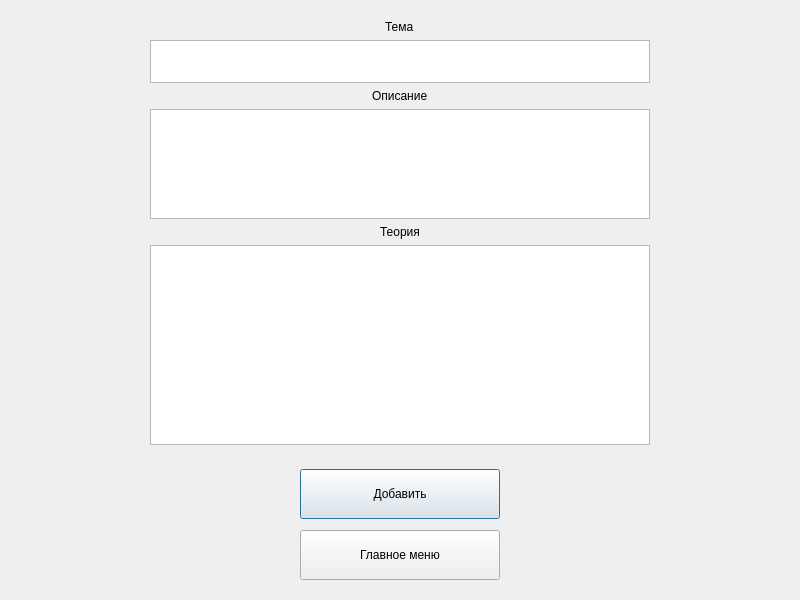
The window that addtopicwindow.ui (icspero/3-semester-CourseWork_Client) describes before a commit, drawn with Qt 5.
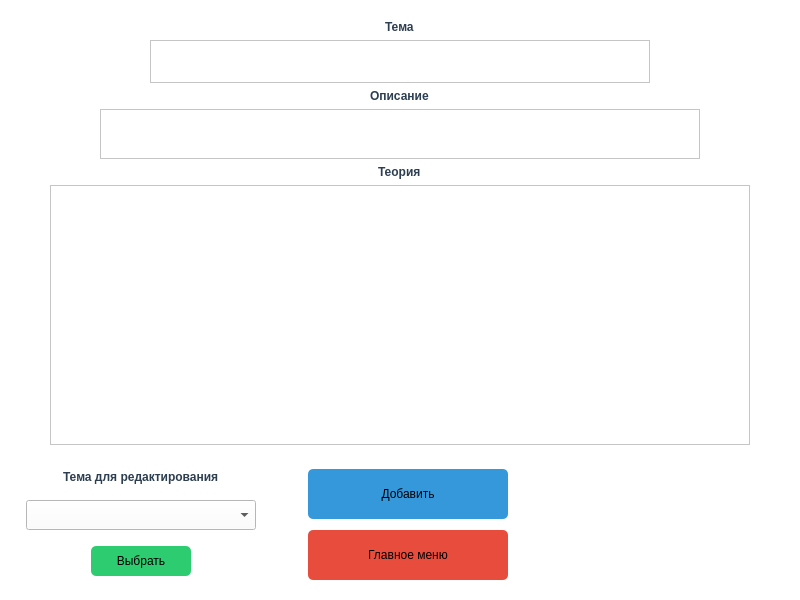
The same window after the commit.

The edit to the form file:
```diff
--- a/addtopicwindow.ui
+++ b/addtopicwindow.ui
@@ -13,6 +13,9 @@
   <property name="windowTitle">
    <string>Добавление темы</string>
   </property>
+  <property name="styleSheet">
+   <string notr="true">background-color: #ffffff;</string>
+  </property>
   <layout class="QVBoxLayout" name="verticalLayout">
    <item alignment="Qt::AlignHCenter|Qt::AlignVCenter">
     <widget class="QWidget" name="widget" native="true">
@@ -25,12 +28,16 @@
      <layout class="QVBoxLayout" name="verticalLayout_2">
       <item alignment="Qt::AlignHCenter">
        <widget class="QLabel" name="label">
+        <property name="styleSheet">
+         <string notr="true">color: #2c3e50;
+font-weight: bold;</string>
+        </property>
         <property name="text">
          <string>Тема</string>
         </property>
        </widget>
       </item>
-      <item>
+      <item alignment="Qt::AlignHCenter|Qt::AlignVCenter">
        <widget class="QTextEdit" name="textEdit">
         <property name="sizePolicy">
          <sizepolicy hsizetype="Fixed" vsizetype="Fixed">
@@ -44,16 +51,23 @@
           <height>25</height>
          </size>
         </property>
+        <property name="styleSheet">
+         <string notr="true">color: #000000;background-color: #ffffff;</string>
+        </property>
        </widget>
       </item>
       <item alignment="Qt::AlignHCenter">
        <widget class="QLabel" name="label_2">
+        <property name="styleSheet">
+         <string notr="true">color: #2c3e50;
+font-weight: bold;</string>
+        </property>
         <property name="text">
          <string>Описание</string>
         </property>
        </widget>
       </item>
-      <item>
+      <item alignment="Qt::AlignHCenter|Qt::AlignVCenter">
        <widget class="QTextEdit" name="descEdit">
         <property name="sizePolicy">
          <sizepolicy hsizetype="Fixed" vsizetype="Fixed">
@@ -63,20 +77,27 @@
         </property>
         <property name="minimumSize">
          <size>
-          <width>500</width>
-          <height>110</height>
+          <width>600</width>
+          <height>50</height>
          </size>
         </property>
+        <property name="styleSheet">
+         <string notr="true">color: #000000;background-color: #ffffff;</string>
+        </property>
        </widget>
       </item>
       <item alignment="Qt::AlignHCenter">
        <widget class="QLabel" name="label_3">
+        <property name="styleSheet">
+         <string notr="true">color: #2c3e50;
+font-weight: bold;</string>
+        </property>
         <property name="text">
          <string>Теория</string>
         </property>
        </widget>
       </item>
-      <item>
+      <item alignment="Qt::AlignHCenter|Qt::AlignVCenter">
        <widget class="QTextEdit" name="theoryEdit">
         <property name="sizePolicy">
          <sizepolicy hsizetype="Fixed" vsizetype="Fixed">
@@ -86,19 +107,103 @@
         </property>
         <property name="minimumSize">
          <size>
-          <width>500</width>
-          <height>200</height>
+          <width>700</width>
+          <height>260</height>
          </size>
         </property>
+        <property name="styleSheet">
+         <string notr="true">color: #000000;background-color: #ffffff;</string>
+        </property>
        </widget>
       </item>
      </layout>
     </widget>
+   </item>
+   <item>
+    <layout class="QHBoxLayout" name="horizontalLayout">
+     <item>
+      <layout class="QVBoxLayout" name="verticalLayout_5">
+       <item alignment="Qt::AlignHCenter">
+        <widget class="QLabel" name="label_4">
+         <property name="sizePolicy">
+          <sizepolicy hsizetype="Fixed" vsizetype="Fixed">
+           <horstretch>0</horstretch>
+           <verstretch>0</verstretch>
+          </sizepolicy>
+         </property>
+         <property name="styleSheet">
+          <string notr="true">color: #2c3e50;
+font-weight: bold;</string>
+         </property>
+         <property name="text">
+          <string>Тема для редактирования</string>
+         </property>
+        </widget>
+       </item>
+       <item alignment="Qt::AlignHCenter">
+        <widget class="QComboBox" name="comboBox">
+         <property name="sizePolicy">
+          <sizepolicy hsizetype="Fixed" vsizetype="Fixed">
+           <horstretch>0</horstretch>
+           <verstretch>0</verstretch>
+          </sizepolicy>
+         </property>
+         <property name="minimumSize">
+          <size>
+           <width>230</width>
+           <height>30</height>
+          </size>
+         </property>
+         <property name="styleSheet">
+          <string notr="true">QComboBox {
+       color: #000000;
+       background-color: #ffffff; 
+}
+QComboBox QAbstractItemView {
+       color: #000000;
+       background-color: #ffffff;
+       selection-background-color: #3498db;
+       selection-color: white;
+}</string>
+         </property>
+        </widget>
+       </item>
+       <item alignment="Qt::AlignHCenter">
+        <widget class="QPushButton" name="pushButton_3">
+         <property name="sizePolicy">
+          <sizepolicy hsizetype="Fixed" vsizetype="Fixed">
+           <horstretch>0</horstretch>
+           <verstretch>0</verstretch>
+          </sizepolicy>
+         </property>
+         <property name="minimumSize">
+          <size>
+           <width>100</width>
+           <height>30</height>
+          </size>
+         </property>
+         <property name="styleSheet">
+          <string notr="true">QPushButton {
+    background-color: #2ecc71;
+    color: black;              
+    border-radius: 5px;
+}
+QPushButton:hover {
+    background-color: #27ae60;
+}
+</string>
+         </property>
+         <property name="text">
+          <string>Выбрать</string>
+         </property>
+        </widget>
+       </item>
+      </layout>
    </item>
    <item alignment="Qt::AlignHCenter|Qt::AlignVCenter">
     <widget class="QWidget" name="widget_2" native="true">
      <layout class="QVBoxLayout" name="verticalLayout_3">
-      <item>
+        <item alignment="Qt::AlignHCenter">
        <widget class="QPushButton" name="pushButton">
         <property name="sizePolicy">
          <sizepolicy hsizetype="Fixed" vsizetype="Fixed">
@@ -112,6 +217,16 @@
           <height>50</height>
          </size>
         </property>
+          <property name="styleSheet">
+           <string notr="true">QPushButton {
+    background-color: #3498db; 
+    color: black;           
+    border-radius: 5px;
+}
+QPushButton:hover {
+    background-color: #2980b9;
+}</string>
+          </property>
         <property name="text">
          <string>Добавить</string>
         </property>
@@ -133,7 +248,7 @@
         </property>
        </spacer>
       </item>
-      <item>
+        <item alignment="Qt::AlignHCenter|Qt::AlignVCenter">
        <widget class="QPushButton" name="pushButton_2">
         <property name="sizePolicy">
          <sizepolicy hsizetype="Fixed" vsizetype="Fixed">
@@ -147,6 +262,16 @@
           <height>50</height>
          </size>
         </property>
+          <property name="styleSheet">
+           <string notr="true">QPushButton {
+    background-color: #e74c3c; 
+    color: black;               
+    border-radius: 5px;      
+}
+QPushButton:hover {
+    background-color: #c0392b; 
+}</string>
+          </property>
         <property name="text">
          <string>Главное меню</string>
         </property>
@@ -154,6 +279,24 @@
       </item>
      </layout>
     </widget>
+     </item>
+     <item>
+      <spacer name="horizontalSpacer">
+       <property name="orientation">
+        <enum>Qt::Horizontal</enum>
+       </property>
+       <property name="sizeType">
+        <enum>QSizePolicy::Fixed</enum>
+       </property>
+       <property name="sizeHint" stdset="0">
+        <size>
+         <width>250</width>
+         <height>80</height>
+        </size>
+       </property>
+      </spacer>
+     </item>
+    </layout>
    </item>
   </layout>
  </widget>
```
Lines whose indentation alone changed are shown as unchanged.
